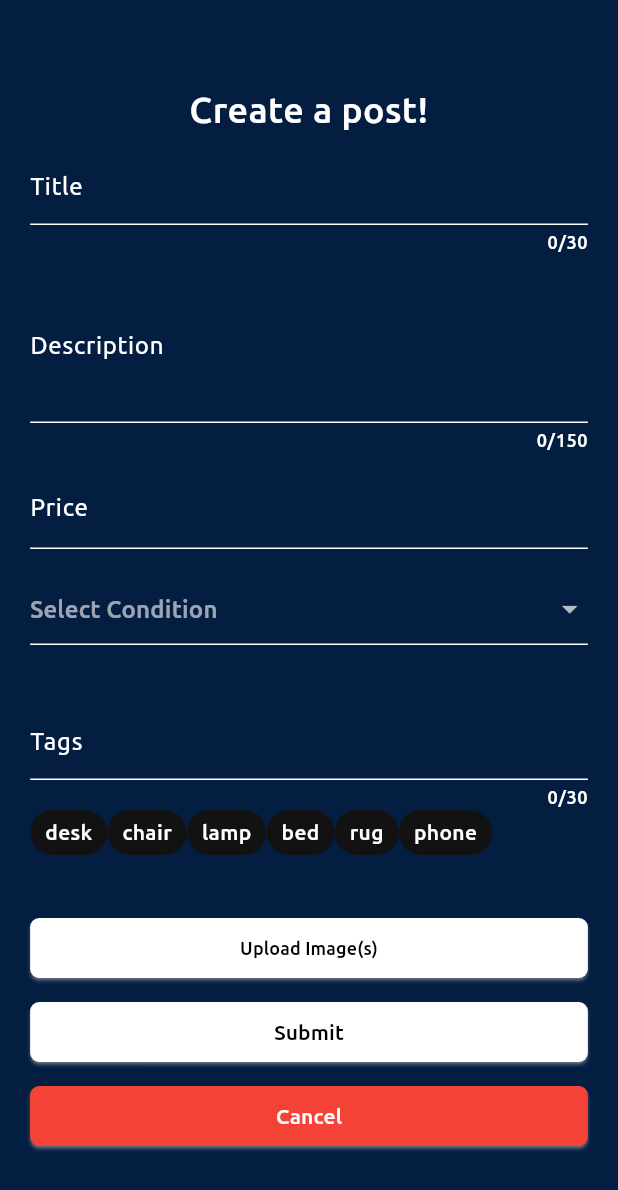
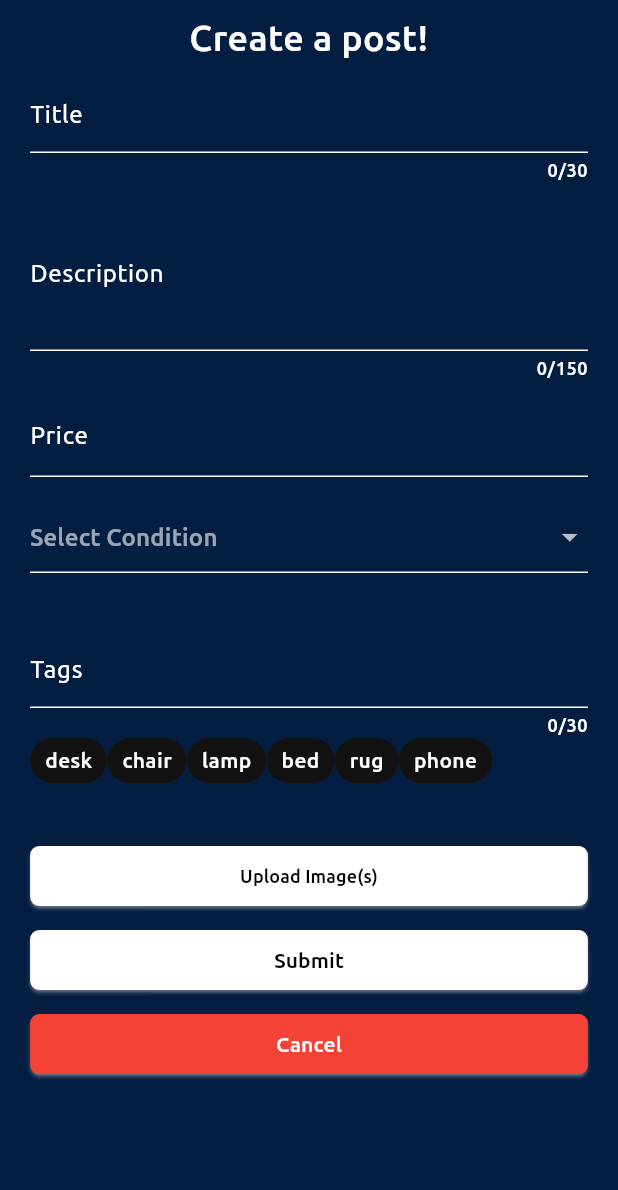
Before and after one commit to NikhilSharma1234/Uni-Market, a Flutter app: the PostingPage screen opened directly, on a phone screen of 412 x 824 dp. Shown: the top 1190 px of the screen. Run offline on Flutter 3.47's test engine with Material 3 defaults, Android fonts, the phone set to English and light mode, and no system bars; drawn by our look-alikes of flutter_form_builder; our stand-ins replace auto_size_text, carousel_slider, cloud_firestore, dots_indicator, file_picker, firebase_auth and 3 more; missing offline and left inert: dart_openai, flutter_advanced_avatar, profanity_filter, web_smooth_scroll; accounts and stored records are empty; generated files the repository leaves out were written again; network calls fail; project files that could hold a hidden picture were left out.

Commit message:
Posting Page Overflow Fix

```diff
--- a/lib/components/post_form.dart
+++ b/lib/components/post_form.dart
@@ -118,13 +118,16 @@ class _PostFormState extends State<PostForm> {
       child: Column(
         crossAxisAlignment: CrossAxisAlignment.stretch,
         children: [
-          const Text(
-            'Create a post!',
-            style: TextStyle(
-              fontSize: 24,
-              fontWeight: FontWeight.w500,
+          const Padding(
+            padding: EdgeInsets.only(top: 8.0),
+            child: Text(
+              'Create a post!',
+              style: TextStyle(
+                fontSize: 24,
+                fontWeight: FontWeight.w500,
+              ),
+              textAlign: TextAlign.center,
             ),
-            textAlign: TextAlign.center,
           ),
           // Title box
           const SizedBox(height: 8),
--- a/lib/pages/posting_page.dart
+++ b/lib/pages/posting_page.dart
@@ -28,7 +28,8 @@ class _PostingPageState extends State<PostingPage> {
 
     return Scaffold(
         resizeToAvoidBottomInset: false,
-        body: Column(
+        body: SingleChildScrollView(
+          child: Column(
               mainAxisAlignment: MainAxisAlignment.center,
               crossAxisAlignment: CrossAxisAlignment.center,
               children: <Widget>[
@@ -42,6 +43,7 @@ class _PostingPageState extends State<PostingPage> {
                     ),
                   ],
                 )
-            ]));
+              ]),
+        ));
   }
 }
```
Lines whose indentation alone changed are shown as unchanged.
